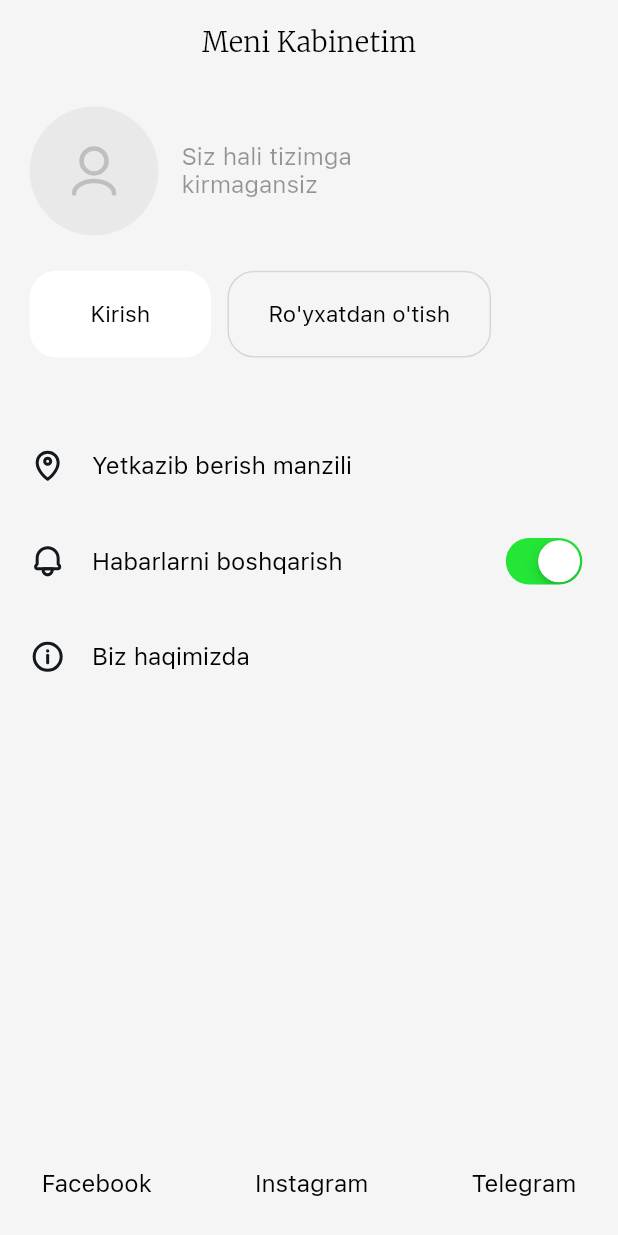
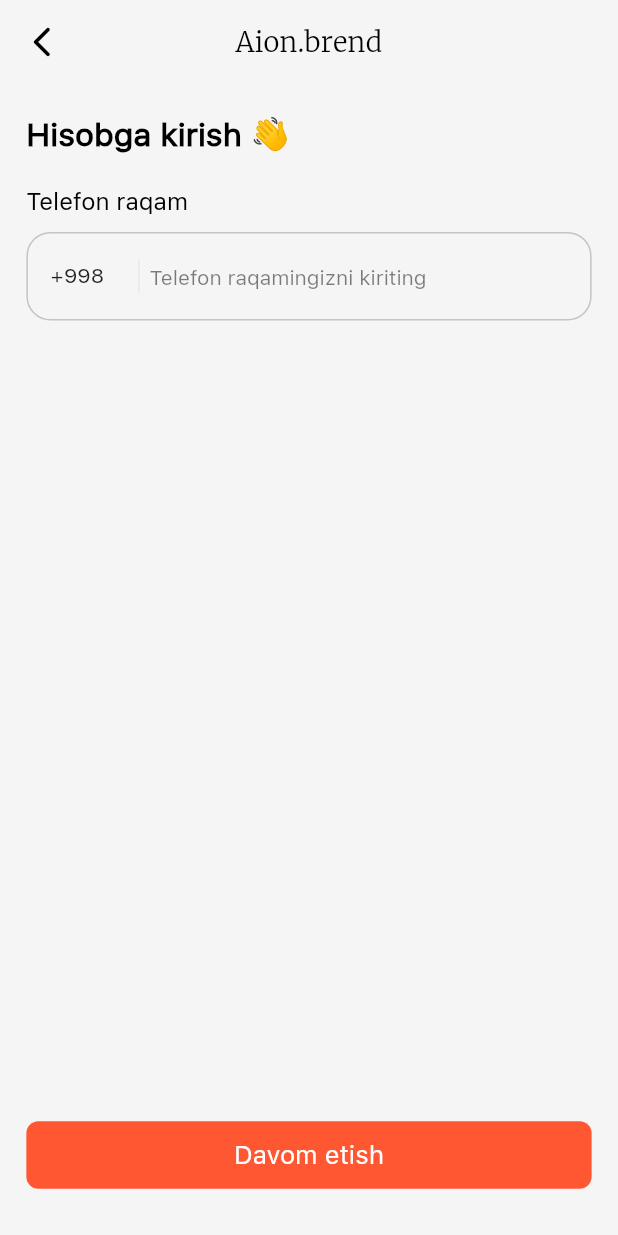
Before and after one commit to AsadbekAbdumajidov/aion_brend, a Flutter app: the ProfilePassive screen opened directly, after a tap on "Kirish", on a phone screen of 412 x 824 dp. Run offline on Flutter 3.47's test engine with Material 2 defaults, Android fonts, the phone set to English and light mode, and no system bars; drawn by our look-alikes of country_code_picker; our stand-ins replace animate_do, cached_network_image, carousel_slider, equatable, flutter_bloc, flutter_svg and 3 more; missing offline and left inert: connectivity_plus_web, cubit_form, cupertino_tabbar, image_picker_for_web; network calls fail.

Commit message:
sign in page design completed

```diff
--- a/lib/core/router/app_pages.dart
+++ b/lib/core/router/app_pages.dart
@@ -12,6 +12,7 @@
 import 'package:aion/views/orders/orders_page.dart';
 import 'package:aion/views/search/search_page.dart';
 import 'package:aion/views/setting_page/setting_page.dart';
+import 'package:aion/views/sign_in/sign_in.dart';
 import 'package:aion/views/sign_up/sign_up.dart';
 import 'package:aion/views/subcategory/subcategory.dart';
 import 'package:flutter/material.dart';
@@ -54,6 +55,8 @@
         return simpleRoute(const CardEdit());
         case AppRoutes.signUp:
         return simpleRoute(const SignUpPage());
+        case AppRoutes.signIn:
+        return simpleRoute(const SigninPage());
     }
     return null;
   }
--- a/lib/core/router/app_routes.dart
+++ b/lib/core/router/app_routes.dart
@@ -16,4 +16,5 @@
   static const orderDescription = "/orderDescription";
   static const cardEdit = "/cardEdit";
   static const signUp = "/signUp";
+  static const signIn = "/signIn";
 }
--- /dev/null
+++ b/lib/views/sign_in/sign_in.dart
@@ -0,0 +1,114 @@
+import 'package:aion/core/components/app_bar.dart';
+import 'package:aion/core/constants/app_colors.dart';
+import 'package:aion/core/constants/app_style.dart';
+import 'package:aion/core/utils/size_konfig.dart';
+import 'package:aion/core/widgets/custom_button/custom_button.dart';
+import 'package:aion/core/widgets/text_form_field/text_form_field.dart';
+import 'package:country_code_picker/country_code_picker.dart';
+import 'package:flutter/material.dart';
+
+class SigninPage extends StatefulWidget {
+  const SigninPage({Key? key}) : super(key: key);
+
+  @override
+  State<SigninPage> createState() => _SigninPageState();
+}
+
+class _SigninPageState extends State<SigninPage> {
+  @override
+  void dispose() {
+    super.dispose();
+    phoneController.dispose();
+  }
+
+  final formKey = GlobalKey<FormState>();
+  final phoneController = TextEditingController();
+
+  @override
+  Widget build(BuildContext context) {
+    return Scaffold(
+      appBar: HomeAppBar(
+          title: "Aion.brend",
+          leftIcon: Icons.arrow_back_ios_new_rounded,
+          leftOntap: () {
+            Navigator.pop(context);
+          }).getBar(context),
+      body: SafeArea(
+        child: Padding(
+          padding: EdgeInsets.symmetric(horizontal: wi(16)),
+          child: Column(
+            mainAxisAlignment: MainAxisAlignment.spaceBetween,
+            children: [
+              Form(
+                key: formKey,
+                child: Column(
+                  crossAxisAlignment: CrossAxisAlignment.start,
+                  children: [
+                    Padding(
+                        padding: EdgeInsets.symmetric(vertical: he(20)),
+                        child: Text('Hisobga kirish 👋',
+                            style: AppTextStyles.instance.stylew800S20Black)),
+                    Column(
+                      crossAxisAlignment: CrossAxisAlignment.start,
+                      children: [
+                        Text("Telefon raqam",
+                            style: AppTextStyles.instance.styleW400S15Black),
+                        Padding(
+                          padding: EdgeInsets.only(top: he(10), bottom: he(16)),
+                          child: CustomPrefixTextField(
+                            validator: (v) {
+                              if (v!.isEmpty) {
+                                return "Raqamingizni bo'sh qoldirmang";
+                              }
+                              return null;
+                            },
+                            hintText: "Telefon raqamingizni kiriting",
+                            fillColor: AppColors.instance.white,
+                            textEditingController: phoneController,
+                            textInputAction: TextInputAction.done,
+                            textInputType: TextInputType.phone,
+                            onChange: (String value) {},
+                            prefixIcon: Row(
+                              mainAxisSize: MainAxisSize.min,
+                              children: [
+                                CountryCodePicker(
+                                  onChanged: (code) {},
+                                  initialSelection: 'Uz',
+                                  favorite: const ['+998', "Uz"],
+                                  showFlag: false,
+                                  onInit: (code) {},
+                                ),
+                                Padding(
+                                  padding:
+                                      EdgeInsets.symmetric(horizontal: wi(6)),
+                                  child: Container(
+                                      height: he(21),
+                                      width: wi(1),
+                                      color: AppColors.instance.grey),
+                                ),
+                              ],
+                            ),
+                          ),
+                        ),
+
+                      ],
+                    ),
+                  ],
+                ),
+              ),
+              Padding(
+                padding: const EdgeInsets.only(bottom: 30),
+                child: CustomButton(
+                  title: "Davom etish",
+                  onTap: () {
+                    if (formKey.currentState!.validate()) {}
+                  },
+                ),
+              ),
+            ],
+          ),
+        ),
+      ),
+    );
+  }
+}
--- a/lib/views/sign_up/sign_up.dart
+++ b/lib/views/sign_up/sign_up.dart
@@ -1,5 +1,3 @@
-import 'dart:ffi';
-
 import 'package:aion/core/components/app_bar.dart';
 import 'package:aion/core/constants/app_colors.dart';
 import 'package:aion/core/constants/app_style.dart';
--- a/lib/views/tabs/profile_passive/profile_page.dart
+++ b/lib/views/tabs/profile_passive/profile_page.dart
@@ -48,7 +48,9 @@
                   ElevatedButton(
                       style: AppButtonStyle
                           .instance.buttonStyleRadius18WhiteW110H54,
-                      onPressed: () {},
+                      onPressed: () {
+                        Navigator.pushNamed(context, AppRoutes.signIn);
+                      },
                       child: Text("Kirish",
                           style: AppTextStyles.instance.styleW500S14Black)),
                   SizedBox(width: wi(10)),
```
Also changed, not shown: 1 other file.
